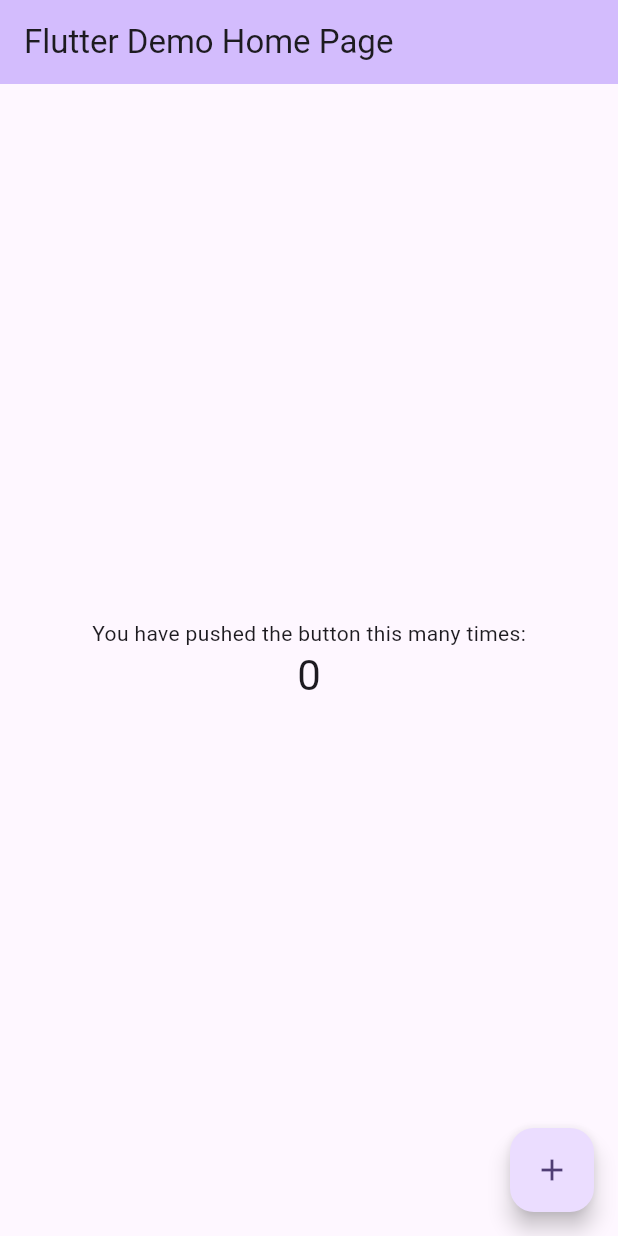
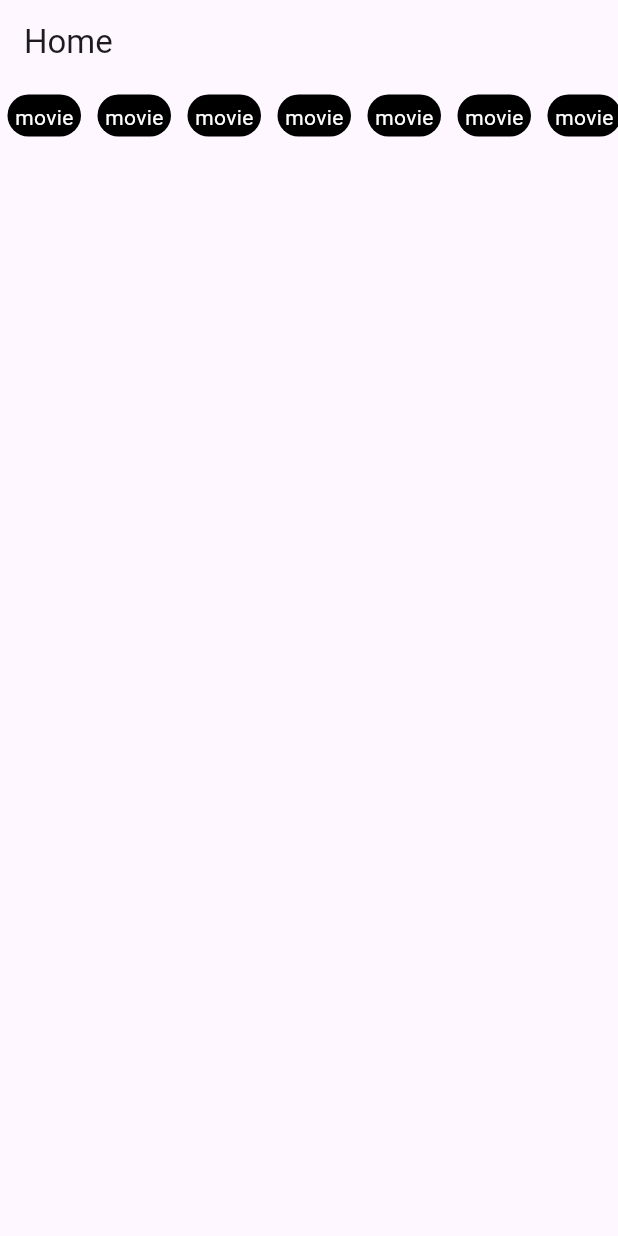
Before and after one commit to FilipeHaniel/movie_arq, a Flutter app: the screen it shows after launch, on a phone screen of 412 x 824 dp. Run offline on Flutter 3.47's test engine with Material 2 defaults, Android fonts, the phone set to English and light mode, and no system bars; our stand-ins replace dartz, dio.

Commit message:
initializing home page

```diff
--- /dev/null
+++ b/lib/app/modules/home/home_page.dart
@@ -0,0 +1,42 @@
+import 'package:flutter/material.dart';
+
+class HomePage extends StatefulWidget {
+  const HomePage({super.key});
+
+  @override
+  State<HomePage> createState() => _HomePageState();
+}
+
+class _HomePageState extends State<HomePage> {
+  @override
+  Widget build(BuildContext context) {
+    return Scaffold(
+      appBar: AppBar(title: const Text('Home')),
+      body: Column(
+        children: [
+          Container(
+            padding: const EdgeInsets.only(top: 2),
+            height: 40,
+            child: ListView.separated(
+              scrollDirection: Axis.horizontal,
+              itemCount: 10,
+              separatorBuilder: (_, index) => const SizedBox(width: 1),
+              itemBuilder: (_, index) => Container(
+                padding: const EdgeInsets.all(5),
+                margin: const EdgeInsets.all(5),
+                decoration: BoxDecoration(
+                  color: Colors.black,
+                  borderRadius: BorderRadius.circular(20),
+                ),
+                child: const Text(
+                  'movie',
+                  style: TextStyle(color: Colors.white),
+                ),
+              ),
+            ),
+          ),
+        ],
+      ),
+    );
+  }
+}
--- a/lib/main.dart
+++ b/lib/main.dart
@@ -1,4 +1,5 @@
 import 'package:flutter/material.dart';
+import 'package:movie_arq/app/modules/home/home_page.dart';
 
 void main() {
   runApp(const MyApp());
@@ -16,55 +17,10 @@ class MyApp extends StatelessWidget {
         colorScheme: ColorScheme.fromSeed(seedColor: Colors.deepPurple),
         useMaterial3: true,
       ),
-      home: const MyHomePage(title: 'Flutter Demo Home Page'),
+      initialRoute: '/',
+      routes: {
+        '/': (context) => const HomePage(),
+      },
     );
   }
 }
-
-class MyHomePage extends StatefulWidget {
-  const MyHomePage({super.key, required this.title});
-
-  final String title;
-
-  @override
-  State<MyHomePage> createState() => _MyHomePageState();
-}
-
-class _MyHomePageState extends State<MyHomePage> {
-  int _counter = 0;
-
-  void _incrementCounter() {
-    setState(() {
-      _counter++;
-    });
-  }
-
-  @override
-  Widget build(BuildContext context) {
-    return Scaffold(
-      appBar: AppBar(
-        backgroundColor: Theme.of(context).colorScheme.inversePrimary,
-        title: Text(widget.title),
-      ),
-      body: Center(
-        child: Column(
-          mainAxisAlignment: MainAxisAlignment.center,
-          children: <Widget>[
-            const Text(
-              'You have pushed the button this many times:',
-            ),
-            Text(
-              '$_counter',
-              style: Theme.of(context).textTheme.headlineMedium,
-            ),
-          ],
-        ),
-      ),
-      floatingActionButton: FloatingActionButton(
-        onPressed: _incrementCounter,
-        tooltip: 'Increment',
-        child: const Icon(Icons.add),
-      ), // This trailing comma makes auto-formatting nicer for build methods.
-    );
-  }
-}
--- a/pubspec.yaml
+++ b/pubspec.yaml
@@ -32,7 +32,7 @@ dependencies:
     sdk: flutter
   dio: ^5.3.2
   dartz: ^0.10.1
-
+  get_it: ^7.6.4
 
   # The following adds the Cupertino Icons font to your application.
   # Use with the CupertinoIcons class for iOS style icons.
```
Also changed, not shown: pubspec.lock.
